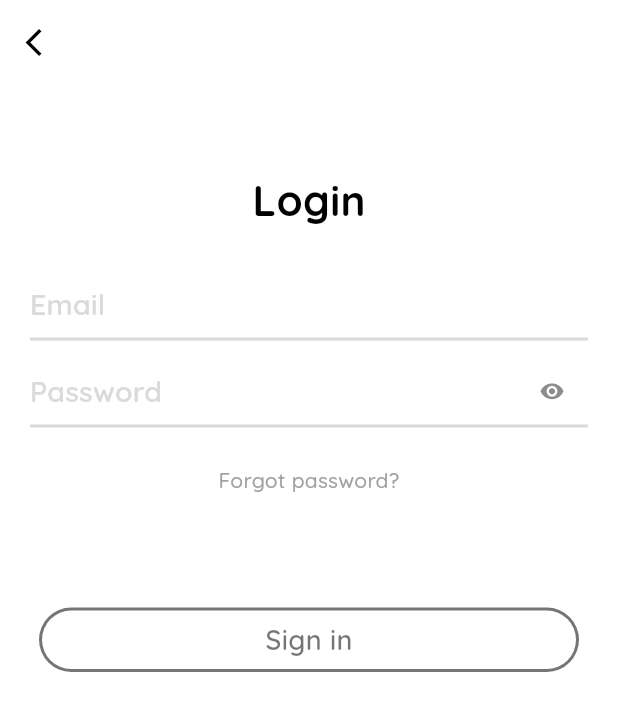
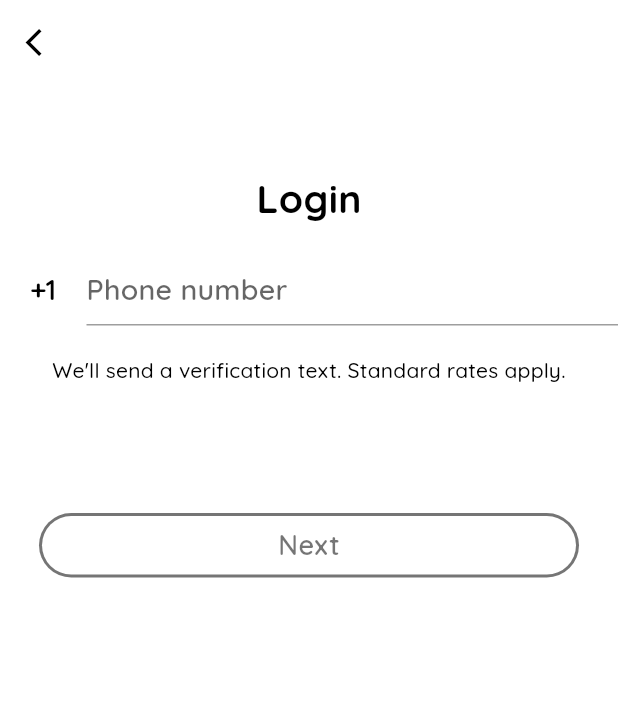
Before and after one commit to Ian2x/hs_connect, a Flutter app: the screen it shows after launch, after a tap on "Login", on a phone screen of 412 x 824 dp. Shown: the top 711 px of the screen. Run offline on Flutter 3.47's test engine with Material 2 defaults, Android fonts, the phone set to English and light mode, and no system bars; drawn by our look-alikes of intl_phone_number_input; our stand-ins replace bubble, cached_network_image, cloud_firestore, cloud_functions, dismissible_page, dropdown_search and 20 more; missing offline and left inert: flutter_link_previewer; accounts and stored records are empty; network calls fail.

Commit message:
phone stuff

```diff
--- a/lib/screens/authenticate/preview.dart
+++ b/lib/screens/authenticate/preview.dart
@@ -5,6 +5,9 @@ import 'package:flutter/material.dart';
 import 'package:hs_connect/screens/authenticate/registerEmail.dart';
 import 'package:hs_connect/screens/authenticate/signIn.dart';
 import 'package:url_launcher/url_launcher.dart';
+
+import 'chooseSchool.dart';
+import 'registerNumber.dart';
 
 class PreviewPage extends StatelessWidget {
   const PreviewPage({
@@ -51,7 +54,7 @@ class PreviewPage extends StatelessWidget {
                   style: textTheme.headline6?.copyWith(fontWeight: FontWeight.bold, color: Colors.white),
                 ),
                 onPressed: () {
-                  Navigator.of(context).push(MaterialPageRoute(builder: (context) => RegisterEmail()));
+                  Navigator.of(context).push(MaterialPageRoute(builder: (context) => ChooseSchool()));
                 },
               ),
               SizedBox(height: 15),
--- a/lib/screens/authenticate/registerPassword.dart
+++ b/lib/screens/authenticate/registerPassword.dart
@@ -114,7 +114,7 @@ class _RegisterPasswordState extends State<RegisterPassword> {
                           }
                           final tempIndex = widget.email.lastIndexOf('@');
                           final domain = widget.email.substring(tempIndex);
-                          dynamic result = await _auth.registerUser(widget.email, password, domain);
+                          dynamic result = await _auth.registerEmailUser(widget.email, password, domain);
                           if (result is User?) {
                             await MyStorageManager.saveData('showSignUp', true);
                           } else if (result is FirebaseAuthException) {
--- a/lib/screens/authenticate/signIn.dart
+++ b/lib/screens/authenticate/signIn.dart
@@ -8,6 +8,7 @@ import 'package:hs_connect/shared/themeManager.dart';
 import 'package:hs_connect/shared/tools/helperFunctions.dart';
 import 'package:hs_connect/shared/widgets/loading.dart';
 import 'package:hs_connect/shared/widgets/myBackButtonIcon.dart';
+import 'package:intl_phone_number_input/intl_phone_number_input.dart';
 
 import '../../shared/constants.dart';
 import 'authButton.dart';
@@ -21,12 +22,15 @@ class SignIn extends StatefulWidget {
 
 class _SignInState extends State<SignIn> {
   final AuthService _auth = AuthService();
-  bool loading = false;
+  bool withPhone = true;
+  bool isLoading = false;
   bool passwordHidden = true;
+  bool numberValidated = false;
 
   // text field state
   String email = '';
   String password = '';
+  String? phoneNumber;
 
   String? error;
 
@@ -34,10 +38,107 @@ class _SignInState extends State<SignIn> {
 
   @override
   Widget build(BuildContext context) {
-    return loading
+    return isLoading
         ? Scaffold(
             backgroundColor: Colors.white, body: Loading(backgroundColor: Colors.white, spinColor: Color(0xff60676c)))
-        : Scaffold(
+        : withPhone ? phoneSignIn() : emailSignIn();
+  }
+
+  Widget phoneSignIn() {
+    final textTheme = Theme.of(context).textTheme;
+    return Scaffold(
+        backgroundColor: Colors.white,
+        appBar: AppBar(
+          leading: myBackButtonIcon(context, overrideColor: ThemeNotifier.lightThemeOnSurface),
+          elevation: 0,
+          backgroundColor: Colors.white,
+        ),
+        body: Stack(children: [
+          SingleChildScrollView(
+            child: Column(children: [
+              SizedBox(height: 60),
+              Text(
+                'Login',
+                style: ThemeText.quicksand(fontWeight: FontWeight.w700, fontSize: 26, color: Colors.black),
+              ),
+              SizedBox(height: 20),
+              InternationalPhoneNumberInput(
+                onInputChanged: (PhoneNumber number) {
+                  if (mounted) {
+                    setState(() {
+                      phoneNumber = number.phoneNumber;
+                    });
+                  }
+                  if (error != null) {
+                    error = null;
+                  }
+                },
+                onInputValidated: (bool value) {
+                  if (mounted) {
+                    setState(() => numberValidated = value);
+                  }
+                },
+                selectorConfig: SelectorConfig(
+                    selectorType: PhoneInputSelectorType.DIALOG,
+                    showFlags: false,
+                    leadingPadding: 0.0,
+                    trailingSpace: false),
+                ignoreBlank: false,
+                textStyle: textTheme.headline6?.copyWith(color: Colors.black),
+                selectorTextStyle: textTheme.headline6?.copyWith(color: Colors.black),
+                formatInput: false,
+                initialValue: PhoneNumber(isoCode: 'US'),
+                keyboardType: TextInputType.numberWithOptions(signed: true, decimal: true),
+                //inputBorder: OutlineInputBorder(gapPadding: 0.0),
+              ),
+              SizedBox(height: 20),
+              Container(
+                padding: EdgeInsets.only(left: 20, right: 20),
+                alignment: Alignment.center,
+                child: Text(
+                  error ?? "We'll send a verification text. Standard rates apply.",
+                  style: textTheme.subtitle1?.copyWith(color: Colors.black, fontSize: 14, height: 1.3),
+                  textAlign: TextAlign.center,
+                ),
+              ),
+              SizedBox(height: 130),
+            ]),
+          ),
+          Positioned(
+            bottom: 0,
+            left: MediaQuery.of(context).size.width * 0.5 - 180,
+            width: 360,
+            child: AuthButton(
+              buttonText: "Next",
+              hasText: email != "" && password != "",
+              onPressed: () async {
+                if (email != "" && password != "") {
+                  if (mounted) {
+                    setState(() => isLoading = true);
+                  }
+                  dynamic result = await _auth.signInWithEmail(email, password);
+                  if (!(result is User?)) {
+                    if (mounted) {
+                      setState(() {
+                        error = authError;
+                        isLoading = false;
+                      });
+                    }
+                  } else {
+                    Navigator.of(context).pushAndRemoveUntil(
+                        MaterialPageRoute(builder: (context) => Wrapper()), (Route<dynamic> route) => false);
+                  }
+                }
+                dismissKeyboard(context);
+              },
+            ),
+          ),
+        ]));
+  }
+
+
+  Widget emailSignIn() {
+    return Scaffold(
         backgroundColor: Colors.white,
         appBar: AppBar(
           leading: myBackButtonIcon(context, overrideColor: ThemeNotifier.lightThemeOnSurface),
@@ -131,14 +232,14 @@ class _SignInState extends State<SignIn> {
               onPressed: () async {
                 if (email != "" && password != "") {
                   if (mounted) {
-                        setState(() => loading = true);
+                    setState(() => isLoading = true);
                   }
-                      dynamic result = await _auth.signIn(email, password);
+                  dynamic result = await _auth.signInWithEmail(email, password);
                   if (!(result is User?)) {
                     if (mounted) {
                       setState(() {
                         error = authError;
-                            loading = false;
+                        isLoading = false;
                       });
                     }
                   } else {
--- a/lib/services/user_data_database.dart
+++ b/lib/services/user_data_database.dart
@@ -13,7 +13,7 @@ class UserDataDatabaseService {
   // collection reference
   static final CollectionReference userDataCollection = FirebaseFirestore.instance.collection(C.userData);
 
-  Future initUserData(String domain, String email) async {
+  Future initUserData(String domain) async {
     String domainLC = domain.toLowerCase();
     final GroupsDatabaseService _groupDatabaseService = GroupsDatabaseService(currUserRef: currUserRef);
 
--- a/pubspec.yaml
+++ b/pubspec.yaml
@@ -59,6 +59,9 @@ dependencies:
   validators: ^3.0.0
   email_validator: ^2.0.1
   scrollable_positioned_list: ^0.2.3
+  intl_phone_number_input: ^0.7.0+2
+  cloud_functions: ^3.2.10
+  dropdown_search: ^2.0.1
 
 flutter_native_splash:
   color: "#ffffff"
```
Also changed, not shown: lib/screens/authenticate/chooseSchool.dart (added, +152 -0 lines), lib/screens/authenticate/registerNumber.dart (added, +135 -0 lines), lib/screens/authenticate/smsCode.dart (added, +202 -0 lines), lib/screens/home/home.dart (+0 -9 lines), lib/services/auth.dart (+36 -3 lines), lib/services/domains_data_database.dart (+19 -0 lines), pubspec.lock, 3 other files. Lines whose indentation alone changed are shown as unchanged.
